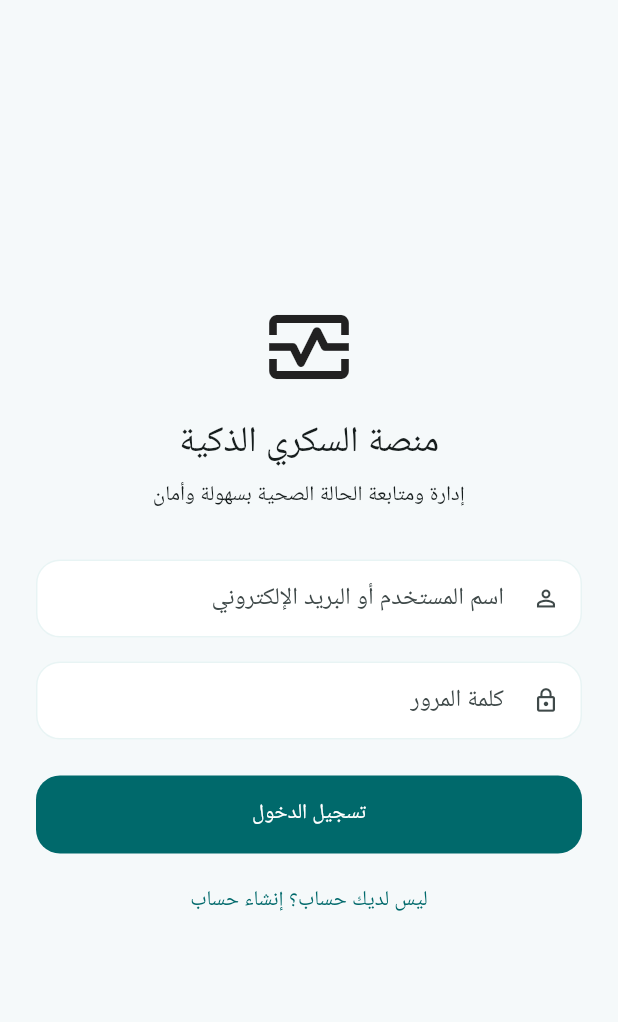
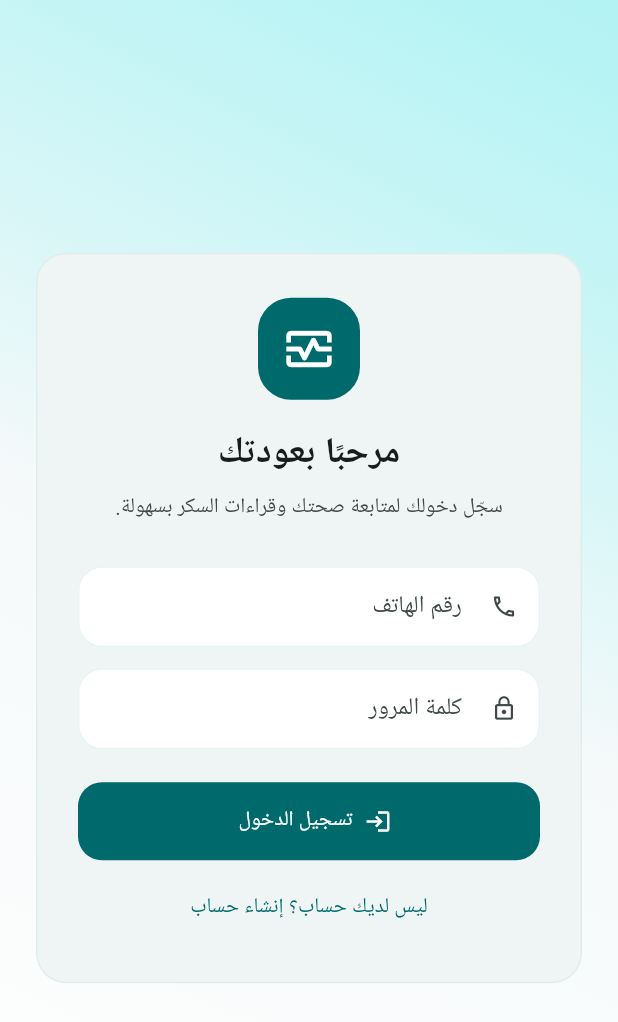
Before and after one commit to hesham2006aboras2020-svg/smart-diabetes-health-platform, a Flutter app: the LoginPage screen opened by its route, on a phone screen of 412 x 824 dp. Shown: the top 1022 px of the screen. Run offline on Flutter 3.47's test engine with Material 3 defaults, Android fonts, the phone set to English and light mode, and no system bars; our stand-ins replace dio, flutter_riverpod, flutter_secure_storage, go_router, material_ui; accounts and stored records are empty; statements that could not run were skipped.

Commit message:
feat(auth): redesign login around phone sign-in

```diff
--- a/mobile/lib/features/auth/presentation/login_page.dart
+++ b/mobile/lib/features/auth/presentation/login_page.dart
@@ -12,100 +12,142 @@ class LoginPage extends ConsumerStatefulWidget {
 }
 
 class _LoginPageState extends ConsumerState<LoginPage> {
-  final _usernameController = TextEditingController();
+  final _phoneController = TextEditingController();
   final _passwordController = TextEditingController();
 
   @override
   void dispose() {
-    _usernameController.dispose();
+    _phoneController.dispose();
     _passwordController.dispose();
     super.dispose();
   }
 
   @override
   Widget build(BuildContext context) {
+    final theme = Theme.of(context);
     final auth = ref.watch(authControllerProvider);
     final loading = auth.status == AuthStatus.loading;
 
     return Scaffold(
-      body: SafeArea(
+      body: DecoratedBox(
+        decoration: BoxDecoration(
+          gradient: LinearGradient(
+            begin: Alignment.topRight,
+            end: Alignment.bottomLeft,
+            colors: [
+              theme.colorScheme.primaryContainer.withValues(alpha: 0.75),
+              theme.scaffoldBackgroundColor,
+              Colors.white,
+            ],
+          ),
+        ),
+        child: SafeArea(
           child: Center(
             child: SingleChildScrollView(
               padding: const EdgeInsets.all(24),
               child: ConstrainedBox(
-              constraints: const BoxConstraints(maxWidth: 440),
+                constraints: const BoxConstraints(maxWidth: 460),
+                child: Card(
+                  clipBehavior: Clip.antiAlias,
+                  child: Padding(
+                    padding: const EdgeInsets.fromLTRB(28, 30, 28, 26),
                     child: Column(
                       crossAxisAlignment: CrossAxisAlignment.stretch,
                       children: [
-                  const Icon(Icons.monitor_heart_outlined, size: 64),
-                  const SizedBox(height: 16),
+                        Center(
+                          child: Container(
+                            width: 68,
+                            height: 68,
+                            decoration: BoxDecoration(
+                              color: theme.colorScheme.primary,
+                              borderRadius: BorderRadius.circular(22),
+                            ),
+                            child: const Icon(
+                              Icons.monitor_heart_outlined,
+                              color: Colors.white,
+                              size: 36,
+                            ),
+                          ),
+                        ),
+                        const SizedBox(height: 20),
                         Text(
-                    'منصة السكري الذكية',
+                          'مرحبًا بعودتك',
                           textAlign: TextAlign.center,
-                    style: Theme.of(context).textTheme.headlineSmall,
+                          style: theme.textTheme.headlineSmall?.copyWith(
+                            fontWeight: FontWeight.w800,
+                          ),
                         ),
                         const SizedBox(height: 8),
-                  const Text(
-                    'إدارة ومتابعة الحالة الصحية بسهولة وأمان',
+                        Text(
+                          'سجّل دخولك لمتابعة صحتك وقراءات السكر بسهولة.',
                           textAlign: TextAlign.center,
+                          style: theme.textTheme.bodyMedium?.copyWith(
+                            color: theme.colorScheme.onSurfaceVariant,
+                            height: 1.5,
                           ),
-                  const SizedBox(height: 32),
+                        ),
+                        const SizedBox(height: 28),
                         TextField(
-                    controller: _usernameController,
+                          controller: _phoneController,
                           minLines: 1,
                           maxLines: 1,
+                          keyboardType: TextInputType.phone,
                           textDirection: TextDirection.ltr,
                           decoration: const InputDecoration(
-                        isDense: true,
-                        contentPadding: EdgeInsets.symmetric(horizontal: 16, vertical: 14),
-                      labelText: 'اسم المستخدم أو البريد الإلكتروني',
-                      prefixIcon: Icon(Icons.person_outline),
+                            labelText: 'رقم الهاتف',
+                            hintText: '+967 7XXXXXXXX',
+                            prefixIcon: Icon(Icons.phone_outlined),
                           ),
                         ),
-                  const SizedBox(height: 16),
+                        const SizedBox(height: 14),
                         TextField(
                           controller: _passwordController,
                           minLines: 1,
                           maxLines: 1,
                           obscureText: true,
                           decoration: const InputDecoration(
-                        isDense: true,
-                        contentPadding: EdgeInsets.symmetric(horizontal: 16, vertical: 14),
                             labelText: 'كلمة المرور',
                             prefixIcon: Icon(Icons.lock_outline),
                           ),
                           onSubmitted: (_) => _submit(),
                         ),
                         if (auth.message != null) ...[
-                    const SizedBox(height: 12),
-                    Text(
+                          const SizedBox(height: 14),
+                          Container(
+                            padding: const EdgeInsets.all(12),
+                            decoration: BoxDecoration(
+                              color: theme.colorScheme.errorContainer,
+                              borderRadius: BorderRadius.circular(14),
+                            ),
+                            child: Text(
                               auth.message!,
                               style: TextStyle(
-                        color: Theme.of(context).colorScheme.error,
+                                color: theme.colorScheme.onErrorContainer,
+                              ),
                             ),
                           ),
                         ],
-                  const SizedBox(height: 24),
-                  FilledButton(
+                        const SizedBox(height: 22),
+                        FilledButton.icon(
                           onPressed: loading ? null : _submit,
-                    child: Padding(
-                      padding: const EdgeInsets.symmetric(vertical: 12),
-                      child: loading
+                          icon: loading
                               ? const SizedBox(
-                              width: 22,
-                              height: 22,
+                                  width: 20,
+                                  height: 20,
                                   child: CircularProgressIndicator(strokeWidth: 2),
                                 )
-                          : const Text('تسجيل الدخول'),
-                    ),
+                              : const Icon(Icons.login),
+                          label: Text(loading ? 'جارٍ تسجيل الدخول...' : 'تسجيل الدخول'),
                         ),
                         const SizedBox(height: 8),
                         TextButton(
-                    onPressed:
-                        loading ? null : () => context.push('/register'),
+                          onPressed: loading ? null : () => context.push('/register'),
                           child: const Text('ليس لديك حساب؟ إنشاء حساب'),
                         ),
                       ],
+                    ),
+                  ),
+                ),
               ),
             ),
           ),
@@ -115,18 +157,16 @@ class _LoginPageState extends ConsumerState<LoginPage> {
   }
 
   Future<void> _submit() async {
-    final username = _usernameController.text.trim();
+    final phone = _phoneController.text.trim();
     final password = _passwordController.text;
 
-    if (username.isEmpty || password.isEmpty) {
+    if (phone.isEmpty || password.isEmpty) {
       ScaffoldMessenger.of(context).showSnackBar(
-        const SnackBar(content: Text('أدخل اسم المستخدم وكلمة المرور.')),
+        const SnackBar(content: Text('أدخل رقم الهاتف وكلمة المرور.')),
       );
       return;
     }
 
-    await ref
-        .read(authControllerProvider.notifier)
-        .login(username, password);
+    await ref.read(authControllerProvider.notifier).login(phone, password);
   }
 }
```
Lines whose indentation alone changed are shown as unchanged.
